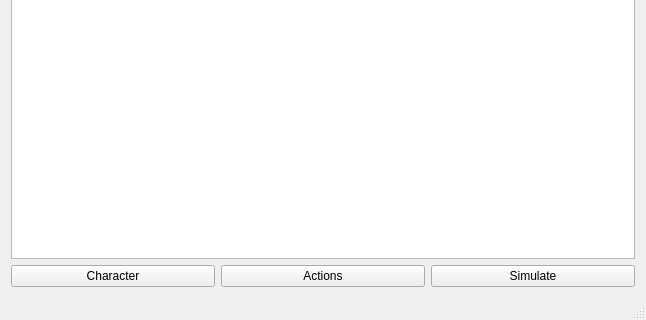
Qt form MainWindow.ui (dairymoose/ClassicDamageSim) before a commit; both pictures show x 0 to 646 and y 222 to 542 of the 646 by 542 pixel window.
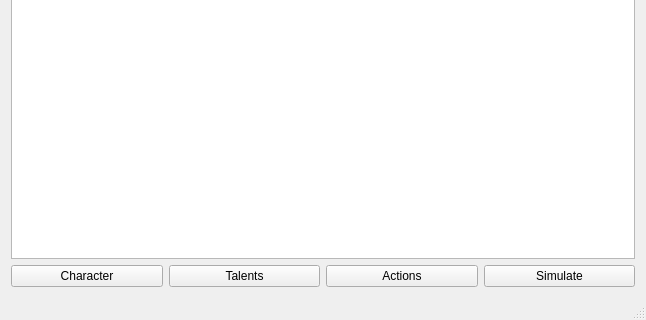
The same form after that commit.

Diff of the .ui file:
```diff
--- a/MainWindow.ui
+++ b/MainWindow.ui
@@ -27,6 +27,13 @@
         </property>
        </widget>
       </item>
+      <item>
+       <widget class="QPushButton" name="talentsButton">
+        <property name="text">
+         <string>Talents</string>
+        </property>
+       </widget>
+      </item>
       <item>
        <widget class="QPushButton" name="actionsButton">
         <property name="text">
```
